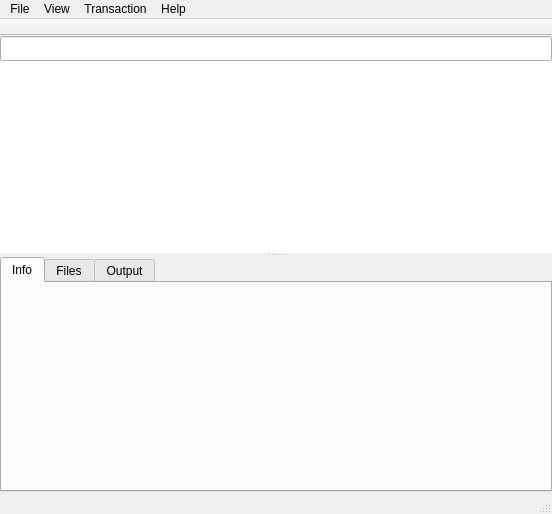
This is ui/mainwindow.ui in aarnt/octopi as Qt 5 draws it before an edit. The edited form follows.
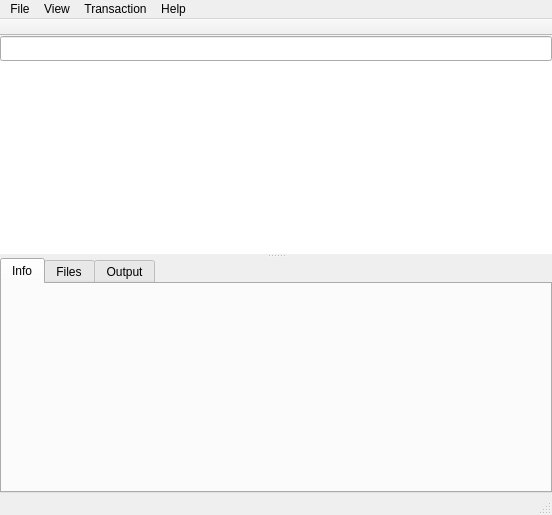
This is the edited form. Icons and pictures are not drawn. Custom widgets are drawn as their Qt base class.

What changed in the file:
```diff
--- a/ui/mainwindow.ui
+++ b/ui/mainwindow.ui
@@ -7,7 +7,7 @@
     <x>0</x>
     <y>0</y>
     <width>552</width>
-    <height>430</height>
+    <height>515</height>
    </rect>
   </property>
   <property name="windowTitle">
```
Left out of the diff: 26 changed lines with no effect on the pictures.
